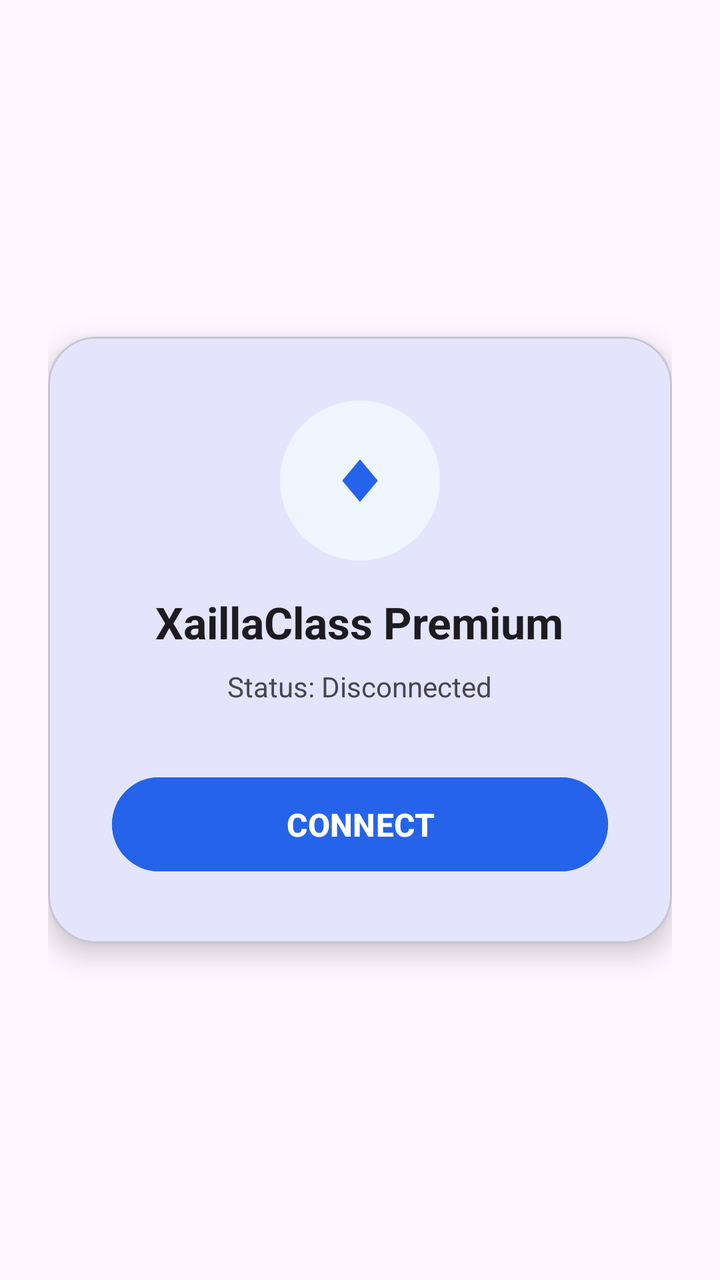
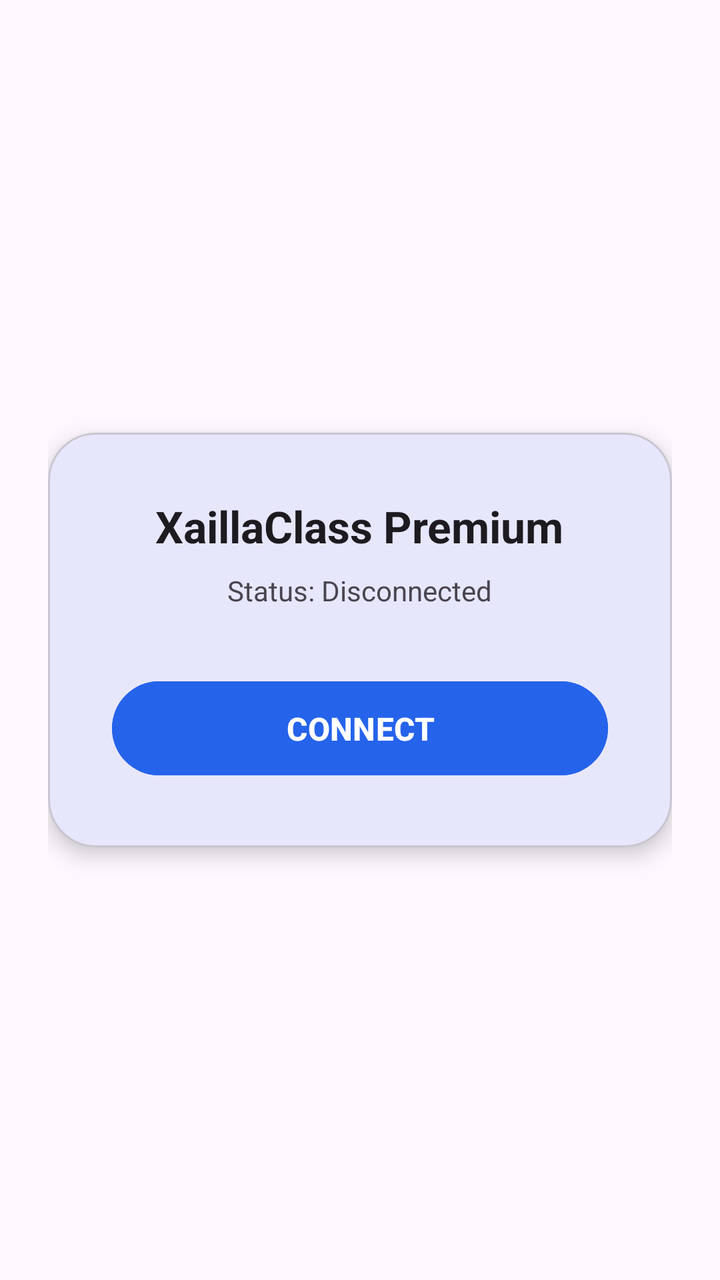

Before-and-after screenshots of an Android layout around one commit, followed by the original layout XML and the change that was made.
<!-- AndroidManifest.xml: application theme Theme.XaillaClass -->
<!-- res/layout/fragment_home.xml -->
<?xml version="1.0" encoding="utf-8"?>
<LinearLayout xmlns:android="http://schemas.android.com/apk/res/android" 
    xmlns:app="http://schemas.android.com/apk/res-auto"
    android:layout_width="match_parent" 
    android:layout_height="match_parent" 
    android:orientation="vertical"
    android:gravity="center" 
    android:padding="24dp" 
    android:background="?android:attr/windowBackground">

    <com.google.android.material.card.MaterialCardView
        android:layout_width="match_parent" 
        android:layout_height="wrap_content"
        app:cardCornerRadius="24dp" 
        app:cardElevation="8dp" 
        app:cardBackgroundColor="?attr/colorSurface">
        
        <LinearLayout 
            android:layout_width="match_parent" 
            android:layout_height="wrap_content"
            android:orientation="vertical" 
            android:gravity="center" 
            android:padding="32dp">
            
            <ImageView 
                android:layout_width="80dp" 
                android:layout_height="80dp"
                android:src="@drawable/ic_launcher_foreground" 
                android:background="@drawable/circle_bg"
                android:padding="16dp" 
                android:layout_marginBottom="16dp" 
                app:tint="?attr/colorPrimary"/>
            
            <TextView 
                android:layout_width="wrap_content" 
                android:layout_height="wrap_content"
                android:text="@string/app_name" 
                android:textSize="22sp" 
                android:textColor="?android:attr/textColorPrimary" 
                android:textStyle="bold" />
            
            <TextView 
                android:id="@+id/tvStatus" 
                android:layout_width="wrap_content" 
                android:layout_height="wrap_content"
                android:layout_marginTop="8dp" 
                android:text="@string/status_disconnected" 
                android:textColor="?android:attr/textColorSecondary" 
                android:textSize="14sp" />
            
            <Button 
                android:id="@+id/btnConnect" 
                android:layout_width="match_parent" 
                android:layout_height="55dp"
                android:layout_marginTop="32dp" 
                android:text="@string/connect" 
                android:textSize="16sp"
                android:textStyle="bold" 
                android:textColor="#FFFFFF" 
                android:backgroundTint="?attr/colorPrimary" 
                app:cornerRadius="28dp" />
        </LinearLayout>
    </com.google.android.material.card.MaterialCardView>
</LinearLayout>
<!-- resources referenced by this layout -->
<resources>
  <!-- drawable circle_bg (drawable) -->
  <?xml version="1.0" encoding="utf-8"?>
  <shape xmlns:android="http://schemas.android.com/apk/res/android" android:shape="oval">
      <solid android:color="#EFF6FF" />
  </shape>
  <!-- drawable ic_launcher_foreground (drawable) -->
  <vector xmlns:android="http://schemas.android.com/apk/res/android"
      android:width="108dp" android:height="108dp"
      android:viewportWidth="108" android:viewportHeight="108">
      <path android:fillColor="#2563EB" android:pathData="M54,30 L74,54 L54,78 L34,54 Z" />
  </vector>
  <string name="app_name">XaillaClass Premium</string>
  <string name="connect">CONNECT</string>
  <string name="status_disconnected">Status: Disconnected</string>
  <style name="Theme.XaillaClass" parent="Theme.Material3.DayNight.NoActionBar">
          <item name="colorPrimary">#2563EB</item>
          <item name="android:statusBarColor">@android:color/transparent</item>
          <item name="android:windowLightStatusBar">true</item>
      </style>
</resources>

<!-- the commit's change to res/layout/fragment_home.xml (unified diff, before → after) -->
@@ -1,64 +1,18 @@
 <?xml version="1.0" encoding="utf-8"?>
-<LinearLayout xmlns:android="http://schemas.android.com/apk/res/android" 
-    xmlns:app="http://schemas.android.com/apk/res-auto"
-    android:layout_width="match_parent" 
-    android:layout_height="match_parent" 
-    android:orientation="vertical"
-    android:gravity="center" 
-    android:padding="24dp" 
-    android:background="?android:attr/windowBackground">
-
-    <com.google.android.material.card.MaterialCardView
-        android:layout_width="match_parent" 
-        android:layout_height="wrap_content"
-        app:cardCornerRadius="24dp" 
-        app:cardElevation="8dp" 
-        app:cardBackgroundColor="?attr/colorSurface">
-        
-        <LinearLayout 
-            android:layout_width="match_parent" 
-            android:layout_height="wrap_content"
-            android:orientation="vertical" 
-            android:gravity="center" 
-            android:padding="32dp">
-            
-            <ImageView 
-                android:layout_width="80dp" 
-                android:layout_height="80dp"
-                android:src="@drawable/ic_launcher_foreground" 
-                android:background="@drawable/circle_bg"
-                android:padding="16dp" 
-                android:layout_marginBottom="16dp" 
-                app:tint="?attr/colorPrimary"/>
-            
-            <TextView 
-                android:layout_width="wrap_content" 
-                android:layout_height="wrap_content"
-                android:text="@string/app_name" 
-                android:textSize="22sp" 
-                android:textColor="?android:attr/textColorPrimary" 
-                android:textStyle="bold" />
-            
-            <TextView 
-                android:id="@+id/tvStatus" 
-                android:layout_width="wrap_content" 
-                android:layout_height="wrap_content"
-                android:layout_marginTop="8dp" 
-                android:text="@string/status_disconnected" 
-                android:textColor="?android:attr/textColorSecondary" 
-                android:textSize="14sp" />
-            
-            <Button 
-                android:id="@+id/btnConnect" 
-                android:layout_width="match_parent" 
-                android:layout_height="55dp"
-                android:layout_marginTop="32dp" 
-                android:text="@string/connect" 
-                android:textSize="16sp"
-                android:textStyle="bold" 
-                android:textColor="#FFFFFF" 
-                android:backgroundTint="?attr/colorPrimary" 
-                app:cornerRadius="28dp" />
+<LinearLayout xmlns:android="http://schemas.android.com/apk/res/android" xmlns:app="http://schemas.android.com/apk/res-auto"
+    android:layout_width="match_parent" android:layout_height="match_parent" android:orientation="vertical"
+    android:gravity="center" android:padding="24dp" android:background="?android:attr/windowBackground">
+    <com.google.android.material.card.MaterialCardView android:layout_width="match_parent" android:layout_height="wrap_content"
+        app:cardCornerRadius="24dp" app:cardElevation="6dp" app:cardBackgroundColor="?attr/colorSurface">
+        <LinearLayout android:layout_width="match_parent" android:layout_height="wrap_content"
+            android:orientation="vertical" android:gravity="center" android:padding="32dp">
+            <TextView android:layout_width="wrap_content" android:layout_height="wrap_content"
+                android:text="@string/app_name" android:textSize="22sp" android:textColor="?android:attr/textColorPrimary" android:textStyle="bold" />
+            <TextView android:id="@+id/tvStatus" android:layout_width="wrap_content" android:layout_height="wrap_content"
+                android:layout_marginTop="8dp" android:text="@string/status_disconnected" android:textColor="?android:attr/textColorSecondary" android:textSize="14sp" />
+            <Button android:id="@+id/btnConnect" android:layout_width="match_parent" android:layout_height="55dp"
+                android:layout_marginTop="32dp" android:text="@string/connect" android:textSize="16sp"
+                android:textStyle="bold" android:textColor="#FFFFFF" android:backgroundTint="@color/blue_primary" app:cornerRadius="28dp" />
         </LinearLayout>
     </com.google.android.material.card.MaterialCardView>
 </LinearLayout>
<!-- resource entries referenced after the edit -->
@@ -1,16 +1,6 @@
 <!-- resources referenced by this layout -->
 <resources>
-  <!-- drawable circle_bg (drawable) -->
-  <?xml version="1.0" encoding="utf-8"?>
-  <shape xmlns:android="http://schemas.android.com/apk/res/android" android:shape="oval">
-      <solid android:color="#EFF6FF" />
-  </shape>
-  <!-- drawable ic_launcher_foreground (drawable) -->
-  <vector xmlns:android="http://schemas.android.com/apk/res/android"
-      android:width="108dp" android:height="108dp"
-      android:viewportWidth="108" android:viewportHeight="108">
-      <path android:fillColor="#2563EB" android:pathData="M54,30 L74,54 L54,78 L34,54 Z" />
-  </vector>
+  <color name="blue_primary">#2563EB</color>
   <string name="app_name">XaillaClass Premium</string>
   <string name="connect">CONNECT</string>
   <string name="status_disconnected">Status: Disconnected</string>
